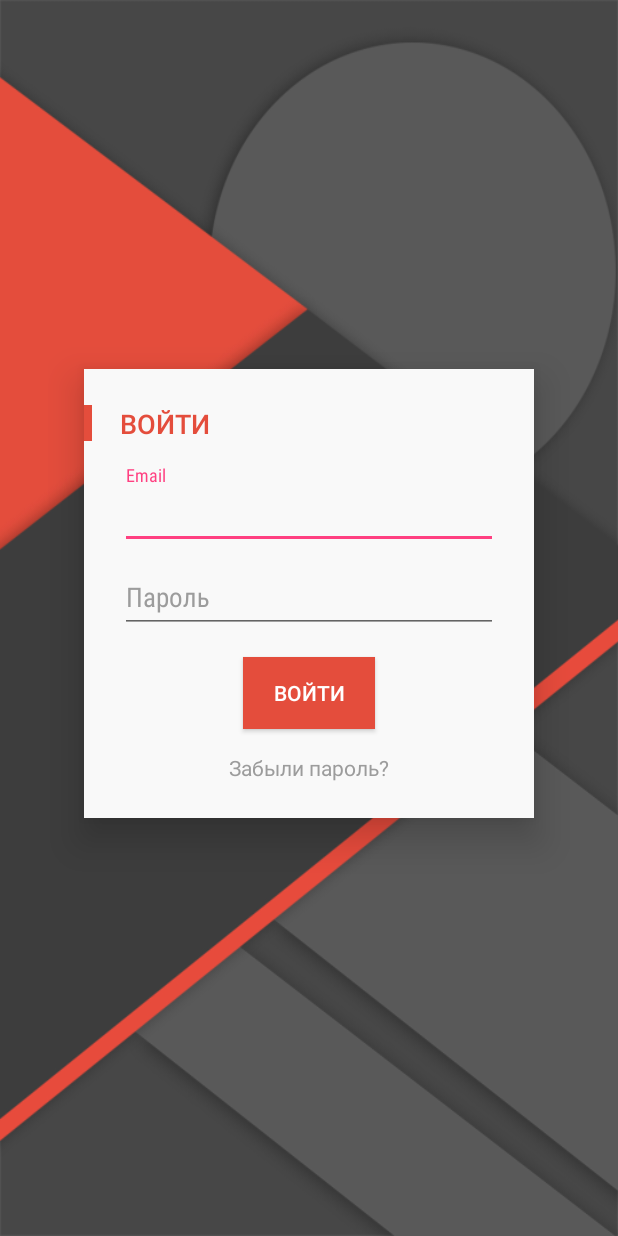
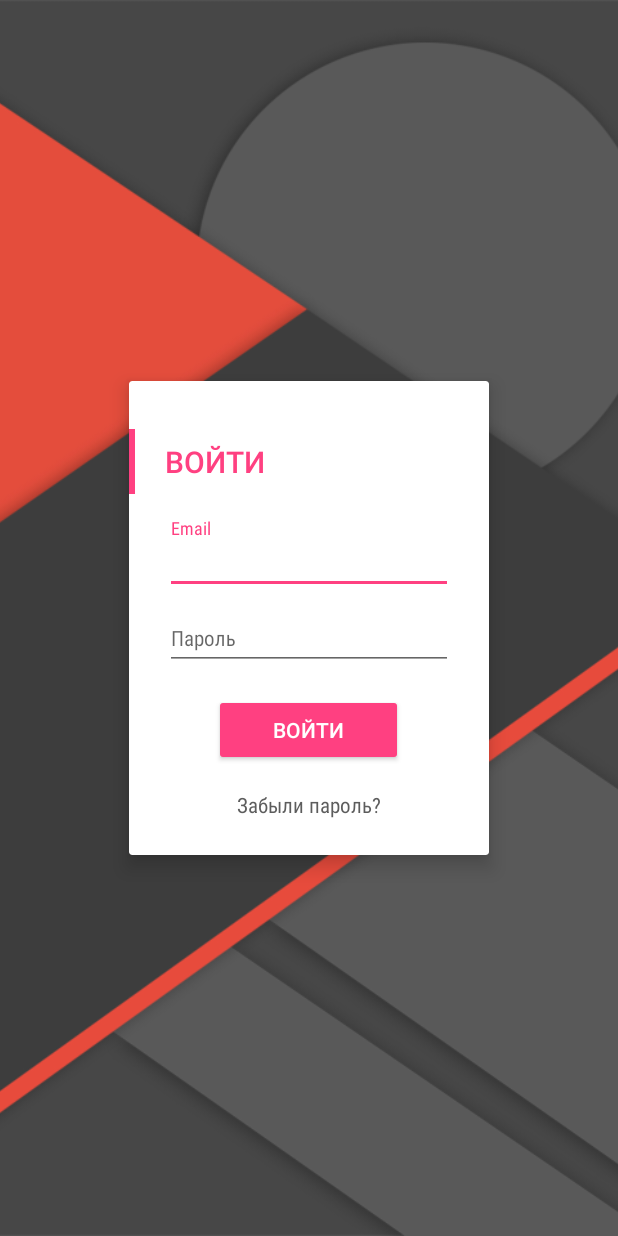
Before and after one commit to TitovArtem/DevIntensive, an Android app: the screen it shows after launch (AuthActivity), on a phone screen of 412 x 824 dp. Run offline under Robolectric (Android 15) with nearby library versions, the phone set to English and light mode, and no system bars; our stand-ins replace ButterKnife.

```diff
--- a/app/src/main/AndroidManifest.xml
+++ b/app/src/main/AndroidManifest.xml
@@ -13,6 +13,8 @@
 
     <uses-permission android:name="android.permission.WRITE_EXTERNAL_STORAGE" />
     <uses-permission android:name="android.permission.CALL_PHONE" />
+    <uses-permission android:name="android.permission.INTERNET" />
+    <uses-permission android:name="android.permission.ACCESS_NETWORK_STATE" />
 
     <application
         android:name=".utils.DevintensiveApplication"
--- a/app/src/main/java/com/softdesign/devintensive/data/managers/DataManager.java
+++ b/app/src/main/java/com/softdesign/devintensive/data/managers/DataManager.java
@@ -1,10 +1,18 @@
 package com.softdesign.devintensive.data.managers;
 
 
+import com.softdesign.devintensive.data.network.RestService;
+import com.softdesign.devintensive.data.network.ServiceGenerator;
+import com.softdesign.devintensive.data.network.req.UserLoginReq;
+import com.softdesign.devintensive.data.network.res.UserModelRes;
+
+import retrofit2.Call;
+
 public class DataManager {
     private static DataManager INSTANCE = null;
+
     private PreferencesManager mPreferencesManager;
-
+    private RestService mRestService = ServiceGenerator.createService(RestService.class);
 
     public DataManager() {
         mPreferencesManager = new PreferencesManager();
@@ -24,4 +32,16 @@ public class DataManager {
     public void setPreferencesManager(PreferencesManager preferencesManager) {
         mPreferencesManager = preferencesManager;
     }
+
+    //region ============= Network =============
+
+    public Call<UserModelRes> loginUser(UserLoginReq userLoginReq) {
+        return mRestService.loginUser(userLoginReq);
+    }
+
+    //endregion
+
+
+    //region ============= Database =============
+    //endregion
 }
--- /dev/null
+++ b/app/src/main/java/com/softdesign/devintensive/data/network/RestService.java
@@ -0,0 +1,17 @@
+package com.softdesign.devintensive.data.network;
+
+import com.softdesign.devintensive.data.network.req.UserLoginReq;
+import com.softdesign.devintensive.data.network.res.UserModelRes;
+
+import retrofit2.Call;
+import retrofit2.http.Body;
+import retrofit2.http.POST;
+
+/**
+ * Interface for communication with REST ful server.
+ */
+public interface RestService {
+
+    @POST("login")
+    Call<UserModelRes> loginUser (@Body UserLoginReq req);
+}
--- /dev/null
+++ b/app/src/main/java/com/softdesign/devintensive/data/network/ServiceGenerator.java
@@ -0,0 +1,35 @@
+package com.softdesign.devintensive.data.network;
+
+
+import com.softdesign.devintensive.data.network.interceptors.HeaderInterceptor;
+import com.softdesign.devintensive.utils.AppConfig;
+
+import okhttp3.OkHttpClient;
+import okhttp3.logging.HttpLoggingInterceptor;
+import retrofit2.Retrofit;
+import retrofit2.converter.gson.GsonConverterFactory;
+
+public class ServiceGenerator {
+
+    private static OkHttpClient.Builder httpClient = new OkHttpClient.Builder();
+
+    private static Retrofit.Builder sBuilder = new Retrofit.Builder()
+            .baseUrl(AppConfig.BASE_URL)
+            .addConverterFactory(GsonConverterFactory.create());
+
+
+    public static <S> S createService(Class<S> serviceClass) {
+
+        HttpLoggingInterceptor logging = new HttpLoggingInterceptor();
+        logging.setLevel(HttpLoggingInterceptor.Level.BODY);
+
+        httpClient.addInterceptor(new HeaderInterceptor());
+        httpClient.addInterceptor(logging);
+
+        Retrofit retrofit = sBuilder
+                .client(httpClient.build())
+                .build();
+        return retrofit.create(serviceClass);
+    }
+
+}
--- a/app/src/main/java/com/softdesign/devintensive/ui/activities/AuthActivity.java
+++ b/app/src/main/java/com/softdesign/devintensive/ui/activities/AuthActivity.java
@@ -1,38 +1,121 @@
 package com.softdesign.devintensive.ui.activities;
 
-import android.content.Context;
 import android.content.Intent;
-import android.support.v7.app.AppCompatActivity;
+import android.net.Uri;
 import android.os.Bundle;
+import android.support.design.widget.CoordinatorLayout;
+import android.support.design.widget.Snackbar;
 import android.view.View;
-import android.view.inputmethod.InputMethodManager;
 import android.widget.Button;
 import android.widget.EditText;
+import android.widget.TextView;
 
 import com.softdesign.devintensive.R;
+import com.softdesign.devintensive.data.managers.DataManager;
+import com.softdesign.devintensive.data.network.req.UserLoginReq;
+import com.softdesign.devintensive.data.network.res.UserModelRes;
+import com.softdesign.devintensive.utils.NetworkStatusChecker;
+
+import butterknife.BindView;
+import butterknife.ButterKnife;
+import retrofit2.Call;
+import retrofit2.Callback;
+import retrofit2.Response;
 
 public class AuthActivity extends BaseActivity implements View.OnClickListener {
 
-    private Button mLoginButton;
+    @BindView(R.id.auth_login_btn) Button mSignInBtn;
+    @BindView(R.id.auth_remember_txt) TextView mRememberPassword;
+    @BindView(R.id.auth_login_email_et) EditText mLogin;
+    @BindView(R.id.auth_login_password_et) EditText mPassword;
+    @BindView(R.id.auth_coordinator_layout) CoordinatorLayout mCoordinatorLayout;
+
+    private DataManager mDataManager;
 
     @Override
     protected void onCreate(Bundle savedInstanceState) {
         super.onCreate(savedInstanceState);
         setContentView(R.layout.activity_auth);
+        ButterKnife.bind(this);
 
-        mLoginButton = (Button)findViewById(R.id.auth_login_button);
-        mLoginButton.setOnClickListener(this);
+        mDataManager = DataManager.getInstance();
 
-        EditText editText = (EditText) findViewById(R.id.auth_login_email);
-        InputMethodManager imm = (InputMethodManager) getSystemService(Context.INPUT_METHOD_SERVICE);
-        imm.toggleSoftInput(InputMethodManager.SHOW_FORCED, InputMethodManager.HIDE_IMPLICIT_ONLY);
-        editText.requestFocus();
-
+        mSignInBtn.setOnClickListener(this);
+        mRememberPassword.setOnClickListener(this);
     }
 
     @Override
     public void onClick(View view) {
-        Intent intent = new Intent(AuthActivity.this, MainActivity.class);
+        switch (view.getId()) {
+            case R.id.auth_login_btn:
+
+                signIn();
+                break;
+
+            case R.id.auth_remember_txt:
+                rememberPassword();
+                break;
+        }
+    }
+
+    private void showSnackbar(String message) {
+        Snackbar.make(mCoordinatorLayout, message, Snackbar.LENGTH_LONG).show();
+    }
+
+    private void rememberPassword() {
+        Intent rememberIntent = new Intent(Intent.ACTION_VIEW,
+                Uri.parse(getString(R.string.devintensive_forgot_pass_url)));
+        startActivity(rememberIntent);
+    }
+
+    private void loginSuccess(UserModelRes userModel) {
+        mDataManager.getPreferencesManager().saveAuthToken(
+                userModel.getData().getToken());
+        mDataManager.getPreferencesManager().saveUserId(
+                userModel.getData().getUser().getId());
+
+        saveUserValues(userModel);
+
+        Intent intent = new Intent(this, MainActivity.class);
         startActivity(intent);
     }
+
+    private void signIn() {
+        if (!NetworkStatusChecker.isNetworkAvailable(this)) {
+            showSnackbar("Ошибка подключения к сети, попробуте позже");
+        }
+
+
+        UserLoginReq loginReq = new UserLoginReq(mLogin.getText().toString(),
+                mPassword.getText().toString());
+
+        Call<UserModelRes> call = mDataManager.loginUser(loginReq);
+        call.enqueue(new Callback<UserModelRes>() {
+            @Override
+            public void onResponse(Call<UserModelRes> call, Response<UserModelRes> response) {
+                if (response.code() == 200) {
+                    loginSuccess(response.body());
+                } else if (response.code() == 404) {
+                    showSnackbar("неверный логин или пароль");
+                } else {
+                    showSnackbar("ошибка соединения");
+                }
+            }
+
+            @Override
+            public void onFailure(Call<UserModelRes> call, Throwable t) {
+                // TODO: processing errors
+            }
+        });
+    }
+
+    private void saveUserValues(UserModelRes userModel) {
+        int[] userValues = {
+                userModel.getData().getUser().getProfileValues().getRaiting(),
+                userModel.getData().getUser().getProfileValues().getLinesCode(),
+                userModel.getData().getUser().getProfileValues().getProjects(),
+        };
+
+        mDataManager.getPreferencesManager().saveUserProfileValues(userValues);
+    }
 }
--- /dev/null
+++ b/app/src/main/java/com/softdesign/devintensive/utils/AppConfig.java
@@ -0,0 +1,8 @@
+package com.softdesign.devintensive.utils;
+
+/**
+ * Interface for containing app configs.
+ */
+public interface AppConfig {
+    String BASE_URL = "http://devintensive.softdesign-apps.ru/api/";
+}
--- a/app/src/main/java/com/softdesign/devintensive/utils/ConstantManager.java
+++ b/app/src/main/java/com/softdesign/devintensive/utils/ConstantManager.java
@@ -11,6 +11,13 @@ public interface ConstantManager {
     String USER_GIT_KEY = "USER_GIT_KEY";
     String USER_BIO_KEY = "USER_BIO_KEY";
     String USER_PHOTO_KEY = "USER_PHOTO_KEY";
+    String AUTH_TOKEN = "AUTH_TOKEN";
+    String USER_ID_KEY = "USER_ID_KEY";
+
+    String USER_RAITING_VALUE = "USER_RAITING_VALUE";
+    String USER_CODE_LINES_NUM_VALUE = "USER_CODE_LINES_NUM_VALUE";
+    String USER_PROJECTS_NUM_VALUE = "USER_PROJECTS_NUM_VALUE";
+
 
     int LOAD_PROFILE_PHOTO_DIALOG = 1;
     int REQUEST_CAMERA_PICTURE = 47;
@@ -18,4 +25,5 @@ public interface ConstantManager {
     int PERMISSION_REQUEST_SETTINGS_CODE = 49;
     int CAMERA_REQUEST_PERMISSIONS_CODE = 50;
     int CALL_PHONE_PERMISSIONS_CODE = 51;
+
 }
--- a/app/src/main/res/layout/activity_auth.xml
+++ b/app/src/main/res/layout/activity_auth.xml
@@ -1,90 +1,114 @@
 <?xml version="1.0" encoding="utf-8"?>
-<RelativeLayout
-    xmlns:android="http://schemas.android.com/apk/res/android"
+<android.support.design.widget.CoordinatorLayout xmlns:android="http://schemas.android.com/apk/res/android"
+    xmlns:app="http://schemas.android.com/apk/res-auto"
     xmlns:tools="http://schemas.android.com/tools"
+    android:id="@+id/auth_coordinator_layout"
     style="@style/match_parent_width_height"
-    android:background="@drawable/login_bg"
-    android:paddingBottom="@dimen/spacing_medium_32"
-    android:paddingLeft="@dimen/spacing_medium_32"
-    android:paddingRight="@dimen/spacing_medium_32"
-    android:gravity="center"
-    tools:context="com.softdesign.devintensive.ui.activities.AuthActivity">
+    android:fitsSystemWindows="true"
+    tools:ignore="contentDescription">
+
+    <FrameLayout
+        style="@style/match_parent_width_height"
+        android:fitsSystemWindows="true"
+        android:background="@color/grey_background">
+
+        <ImageView
+            style="@style/match_parent_width_height"
+            android:scaleType="centerCrop"
+            android:src="@drawable/login_bg" />
+
+        <android.support.v7.widget.CardView
+            android:id="@+id/auth_box"
+            android:layout_width="240dp"
+            android:layout_height="wrap_content"
+            android:layout_gravity="center"
+            app:cardBackgroundColor="@color/white"
+            app:cardCornerRadius="2dp"
+            app:cardElevation="8dp">
+
+            <LinearLayout
+                style="@style/match_parent_width_height"
+                android:orientation="vertical">
+
                 <LinearLayout
                     style="@style/match_parent_width_wrap_content_height"
-        android:background="#f9f9f9"
+                    android:layout_marginBottom="@dimen/spacing_normal_16"
+                    android:orientation="horizontal"
+                    android:paddingTop="@dimen/spacing_medium_32">
+
+                    <View
+                        android:id="@+id/auth_login_indicator"
+                        android:layout_width="4dp"
+                        android:layout_height="match_parent"
+                        android:layout_marginRight="20dp"
+                        android:background="@color/color_accent" />
+
+                    <TextView
+                        android:id="@+id/auth_login_txt"
+                        style="@style/match_parent_width_wrap_content_height"
+                        android:fontFamily="sans-serif-medium"
+                        android:paddingBottom="@dimen/spacing_small_8"
+                        android:paddingTop="@dimen/spacing_small_8"
+                        android:text="@string/activity_auth_login"
+                        android:textColor="@color/color_accent"
+                        android:textSize="@dimen/font_medium_20" />
+                </LinearLayout>
+
+                <LinearLayout
+                    style="@style/match_parent_width_wrap_content_height"
+                    android:layout_gravity="bottom"
                     android:orientation="vertical"
                     android:paddingBottom="@dimen/spacing_medial_24"
-        android:paddingTop="@dimen/spacing_medial_24"
-        android:layout_marginLeft="@dimen/spacing_medial_24"
-        android:layout_marginRight="@dimen/spacing_medial_24"
-        android:elevation="@dimen/spacing_normal_16">
+                    android:paddingLeft="@dimen/spacing_medial_24"
+                    android:paddingRight="@dimen/spacing_medial_24">
 
-        <RelativeLayout style="@style/match_parent_width_wrap_content_height">
-            <View
-                android:id="@+id/left_block"
-                android:layout_width="5dp"
-                android:layout_height="@dimen/spacing_medial_24"
-                android:layout_alignParentLeft="true"
-                android:layout_alignParentTop="true"
-                android:background="@color/material_red"/>
+
+                    <!-- Email field -->
+                    <android.support.design.widget.TextInputLayout
+                        android:id="@+id/auth_wrap_login_email"
+                        style="@style/match_parent_width_wrap_content_height">
+
+                        <EditText
+                            android:id="@+id/auth_login_email_et"
+                            style="@style/auth_activity_edit_text"
+                            android:hint="@string/activity_auth_email_hint"
+                            android:inputType="textEmailAddress" />
+                    </android.support.design.widget.TextInputLayout>
+
+                    <!-- Password field -->
+                    <android.support.design.widget.TextInputLayout
+                        android:id="@+id/auth_wrap_login_password"
+                        style="@style/match_parent_width_wrap_content_height">
+
+                        <EditText
+                            android:id="@+id/auth_login_password_et"
+                            style="@style/auth_activity_edit_text"
+                            android:hint="@string/activity_auth_password_hint"
+                            android:inputType="textPassword" />
+                    </android.support.design.widget.TextInputLayout>
+
+                    <!-- Login button -->
+                    <Button
+                        android:id="@+id/auth_login_btn"
+                        style="@style/auth_activity_login_btn"
+                        android:theme="@style/AppTheme.Button.Red" />
+
+                    <!-- Remind password text -->
                     <TextView
-                style="@style/match_parent_width_wrap_content_height"
-                android:layout_marginLeft="@dimen/spacing_medial_24"
-                android:layout_marginRight="@dimen/spacing_medial_24"
-                android:layout_alignBottom="@id/left_block"
-                android:fontFamily="sans-serif-medium"
-                android:text="@string/activity_auth_login"
-                android:textColor="@color/material_red"
-                android:textSize="18sp"/>
-        </RelativeLayout>
-
-        <android.support.design.widget.TextInputLayout
-            style="@style/match_parent_width_wrap_content_height"
-            android:layout_marginLeft="@dimen/spacing_medial_24"
-            android:layout_marginRight="@dimen/spacing_medial_24"
+                        android:id="@+id/auth_remember_txt"
+                        style="@style/wrap_content_width_height"
+                        android:layout_gravity="center_horizontal"
                         android:layout_marginTop="@dimen/spacing_normal_16"
                         android:fontFamily="sans-serif-condensed"
-            android:hint="@string/activity_auth_email_hint"
-            android:textColorHint="@color/grey_light">
-            <EditText
-                android:id="@+id/auth_login_email"
-                style="@style/match_parent_width_wrap_content_height"
-                android:inputType="textEmailAddress"
-                android:focusable="true"
-                android:fontFamily="sans-serif-condensed"
-                android:textColor="@color/grey"/>
-        </android.support.design.widget.TextInputLayout>
+                        android:text="@string/activity_auth_remain_password"
+                        android:textColor="@color/grey" />
 
-        <android.support.design.widget.TextInputLayout
-            style="@style/match_parent_width_wrap_content_height"
-            android:layout_marginLeft="@dimen/spacing_medial_24"
-            android:layout_marginRight="@dimen/spacing_medial_24"
-            android:fontFamily="sans-serif-condensed"
-            android:textColorHint="@color/grey_light">
-            <EditText
-                android:id="@+id/auth_login_password"
-                android:layout_width="match_parent"
-                android:layout_height="wrap_content"
-                android:focusable="true"
-                android:fontFamily="sans-serif-condensed"
-                android:hint="@string/activity_auth_password_hint"
-                android:inputType="textPassword"/>
-        </android.support.design.widget.TextInputLayout>
+                </LinearLayout>
 
-        <Button
-            android:id="@+id/auth_login_button"
-            style="@style/wrap_content_width_height"
-            android:layout_marginBottom="@dimen/spacing_normal_16"
-            android:layout_marginTop="@dimen/spacing_normal_16"
-            android:background="@color/material_red"
-            android:text="@string/activity_auth_login"
-            android:layout_gravity="center"
-            android:textColor="@color/white"/>
-        <TextView
-            android:id="@+id/auth_password_remain"
-            style="@style/wrap_content_width_height"
-            android:layout_gravity="center"
-            android:text="@string/activity_auth_remain_password"
-            android:textColor="@color/grey_light"/>
             </LinearLayout>
-</RelativeLayout>
+
+        </android.support.v7.widget.CardView>
+
+    </FrameLayout>
+
+</android.support.design.widget.CoordinatorLayout>
--- a/app/src/main/res/values/colors.xml
+++ b/app/src/main/res/values/colors.xml
@@ -10,6 +10,4 @@
 
     <color name="black">#000000</color>
     <color name="white">#ffffff</color>
-
-    <color name="material_red">#e44d3c</color>
 </resources>
--- a/app/src/main/res/values/strings.xml
+++ b/app/src/main/res/values/strings.xml
@@ -28,5 +28,6 @@
     <string name="activity_auth_password_hint">Пароль</string>
     <string name="activity_auth_email_hint">Email</string>
     <string name="activity_auth_remain_password">Забыли пароль?</string>
+    <string name="devintensive_forgot_pass_url">http://devintensive.softdesign-apps.ru/forgotpass</string>
 
 </resources>
--- a/app/src/main/res/values/styles.xml
+++ b/app/src/main/res/values/styles.xml
@@ -175,5 +175,25 @@
     </style>
     <!--  End drawer header styles -->
 
+    <style name="AppTheme.Button.Red" parent="Base.Widget.AppCompat.Button">
+        <item name="android:colorButtonNormal">@color/color_accent</item>
+        <item name="android:textColor">@color/white</item>
+    </style>
+
+    <!-- Styles for EditText on activity_auth -->
+    <style name="auth_activity_edit_text" parent="match_parent_width_wrap_content_height">
+        <item name="android:focusable">true</item>
+        <item name="android:fontFamily">sans-serif-condensed</item>
+        <item name="android:textColor">@color/grey</item>
+        <item name="android:textSize">@dimen/font_normal_14</item>
+    </style>
+
+    <!-- Styles for Button on activity_auth -->
+    <style name="auth_activity_login_btn" parent="wrap_content_width_height">
+        <item name="android:layout_gravity">center_horizontal</item>
+        <item name="android:layout_marginTop">@dimen/spacing_normal_16</item>
+        <item name="android:minWidth">126dp</item>
+        <item name="android:text">@string/activity_auth_login</item>
+    </style>
 
 </resources>
```
Also changed, not shown: app/build.gradle (+8 -0 lines), app/src/main/java/com/softdesign/devintensive/data/managers/PreferencesManager.java (+54 -0 lines), app/src/main/java/com/softdesign/devintensive/data/network/interceptors/HeaderInterceptor.java (added, +32 -0 lines), app/src/main/java/com/softdesign/devintensive/data/network/req/UserLoginReq.java (added, +15 -0 lines), app/src/main/java/com/softdesign/devintensive/data/network/res/UserModelRes.java (added, +177 -0 lines), app/src/main/java/com/softdesign/devintensive/ui/activities/MainActivity.java (+18 -10 lines), app/src/main/java/com/softdesign/devintensive/utils/NetworkStatusChecker.java (added, +19 -0 lines). Lines whose indentation alone changed are shown as unchanged.
